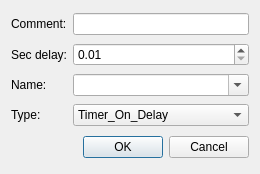
The window that program/timer.ui (mikeV02/WaltechCapstone) describes before a commit, drawn with Qt 5.
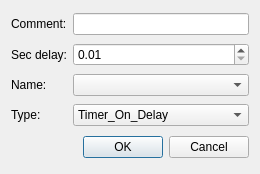
The same window after the commit.

Diff of the .ui file:
```diff
--- a/program/timer.ui
+++ b/program/timer.ui
@@ -60,7 +60,7 @@
    <item row="2" column="1">
     <widget class="QComboBox" name="comboBox_2">
      <property name="editable">
-      <bool>true</bool>
+      <bool>false</bool>
      </property>
     </widget>
    </item>
```
